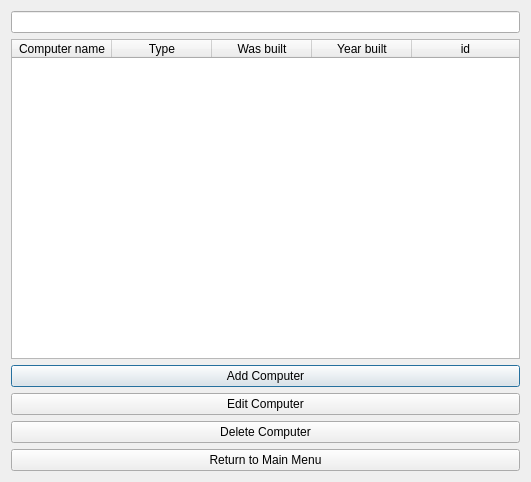
stefanv15/verklegtNamskeid_skil3, file computerwindow.ui: the form before one commit.
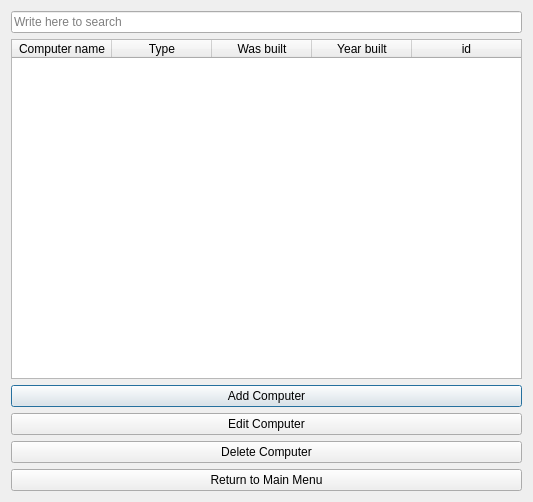
The form after the commit.

Commit message: search virkar í scientist

Diff of the .ui file:
```diff
--- a/computerwindow.ui
+++ b/computerwindow.ui
@@ -6,8 +6,8 @@
    <rect>
     <x>0</x>
     <y>0</y>
-    <width>531</width>
-    <height>482</height>
+    <width>533</width>
+    <height>502</height>
    </rect>
   </property>
   <property name="windowTitle">
@@ -15,7 +15,11 @@
   </property>
   <layout class="QVBoxLayout" name="verticalLayout">
    <item>
-    <widget class="QLineEdit" name="EditSearch"/>
+    <widget class="QLineEdit" name="EditSearch">
+     <property name="placeholderText">
+      <string>Write here to search</string>
+     </property>
+    </widget>
    </item>
    <item>
     <widget class="QTableWidget" name="tableWidget">
```
The commit also changes 14 other files.
